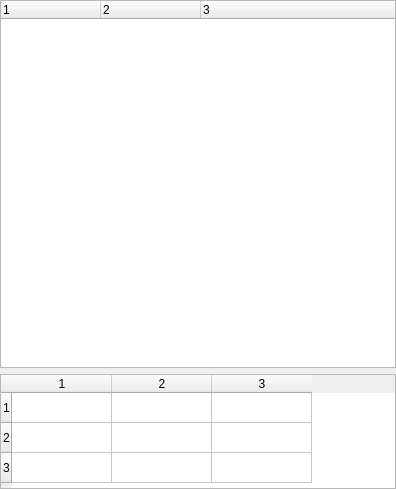
Above: gui/snowgui/instruments/instrumentdisplay.ui from AndreasFMueller/AstroPhotography before the change. Below: the same form after it.
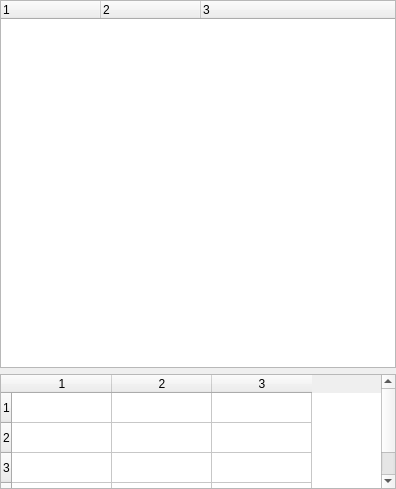
That is the form after the change.

```diff
--- a/gui/snowgui/instruments/instrumentdisplay.ui
+++ b/gui/snowgui/instruments/instrumentdisplay.ui
@@ -63,7 +63,7 @@
       </size>
      </property>
      <property name="rowCount">
-      <number>3</number>
+      <number>4</number>
      </property>
      <property name="columnCount">
       <number>3</number>
@@ -71,6 +71,7 @@
      <row/>
      <row/>
      <row/>
+     <row/>
      <column/>
      <column/>
      <column/>
```
